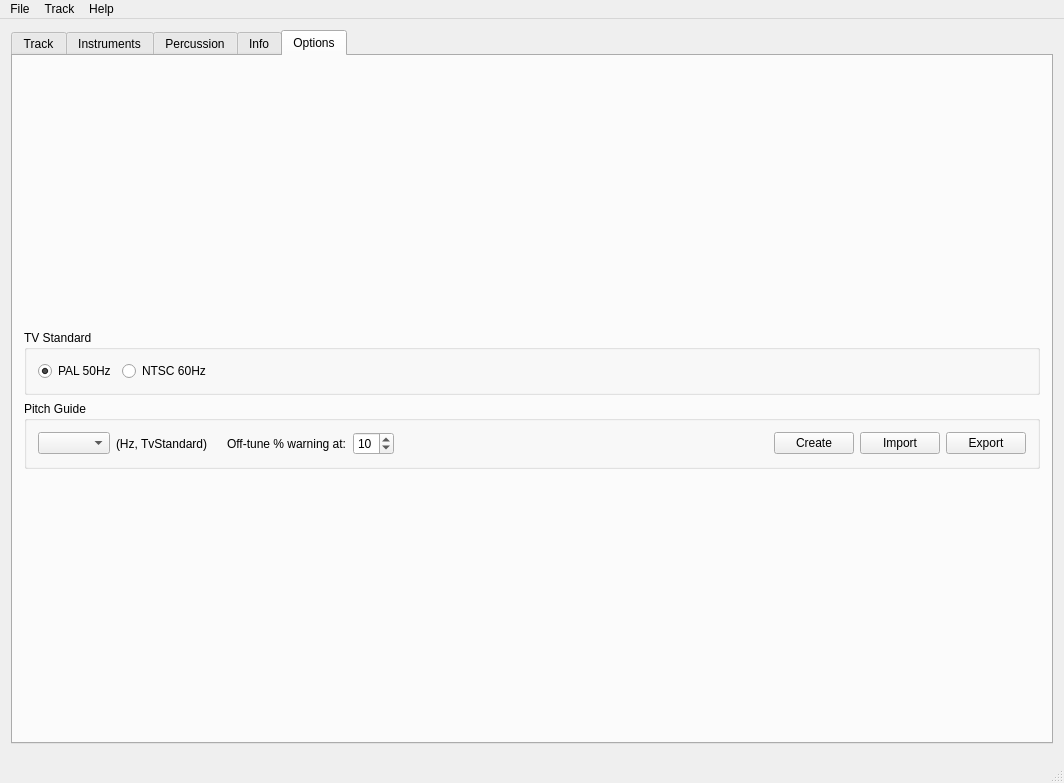
The window that mainwindow.ui (steux/tiatracker) describes before a commit, drawn with Qt 5.
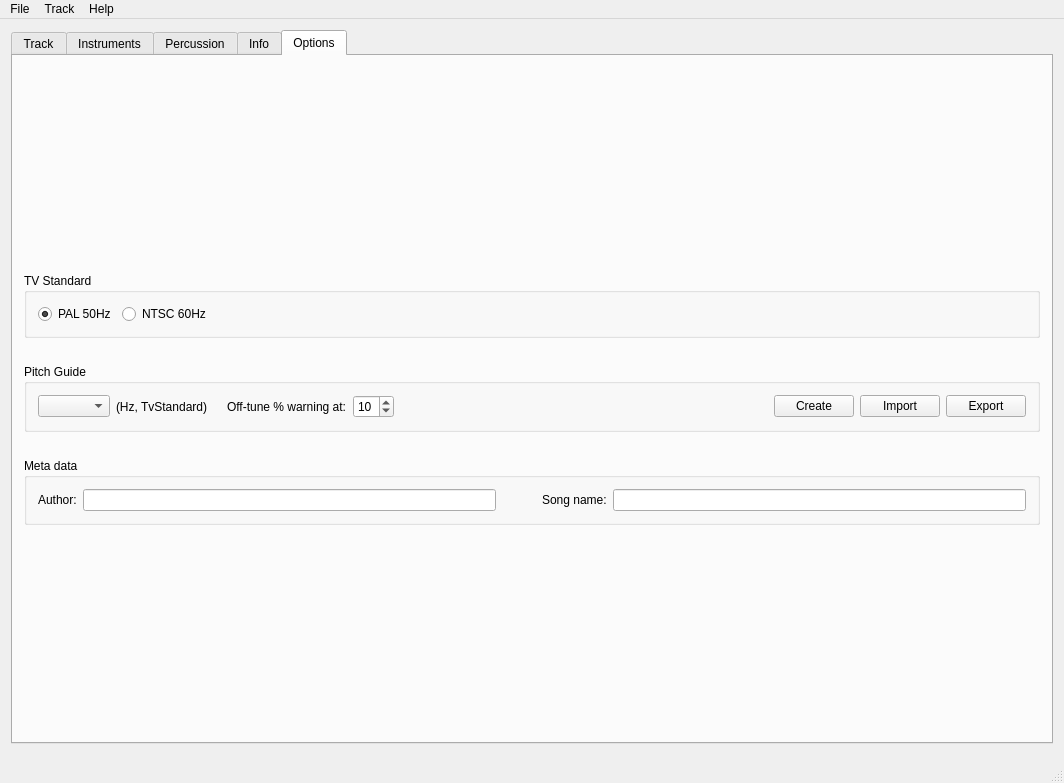
The same window after the commit. Icons and pictures are not drawn. Custom widgets are drawn as their Qt base class.

Commit message: - fix: options tab updates on load - added author, song name meta data

Patch:
```diff
--- a/mainwindow.ui
+++ b/mainwindow.ui
@@ -1299,6 +1299,13 @@
           </layout>
          </widget>
         </item>
+        <item>
+         <widget class="QLabel" name="label_24">
+          <property name="text">
+           <string/>
+          </property>
+         </widget>
+        </item>
         <item>
          <widget class="QGroupBox" name="groupBox_2">
           <property name="title">
@@ -1380,6 +1387,57 @@
           </layout>
          </widget>
         </item>
+        <item>
+         <widget class="QLabel" name="label_29">
+          <property name="text">
+           <string/>
+          </property>
+         </widget>
+        </item>
+        <item>
+         <widget class="QGroupBox" name="groupBox_3">
+          <property name="title">
+           <string>Meta data</string>
+          </property>
+          <layout class="QHBoxLayout" name="horizontalLayout_14">
+           <item>
+            <widget class="QLabel" name="label_9">
+             <property name="text">
+              <string>Author:</string>
+             </property>
+            </widget>
+           </item>
+           <item>
+            <widget class="QLineEdit" name="lineEditAuthor">
+             <property name="maxLength">
+              <number>64</number>
+             </property>
+            </widget>
+           </item>
+           <item>
+            <widget class="QLabel" name="label_17">
+             <property name="text">
+              <string>          </string>
+             </property>
+            </widget>
+           </item>
+           <item>
+            <widget class="QLabel" name="label_11">
+             <property name="text">
+              <string>Song name:</string>
+             </property>
+            </widget>
+           </item>
+           <item>
+            <widget class="QLineEdit" name="lineEditSongName">
+             <property name="maxLength">
+              <number>64</number>
+             </property>
+            </widget>
+           </item>
+          </layout>
+         </widget>
+        </item>
         <item>
          <spacer name="verticalSpacer_9">
           <property name="orientation">
```
The commit also changes 10 other files.
